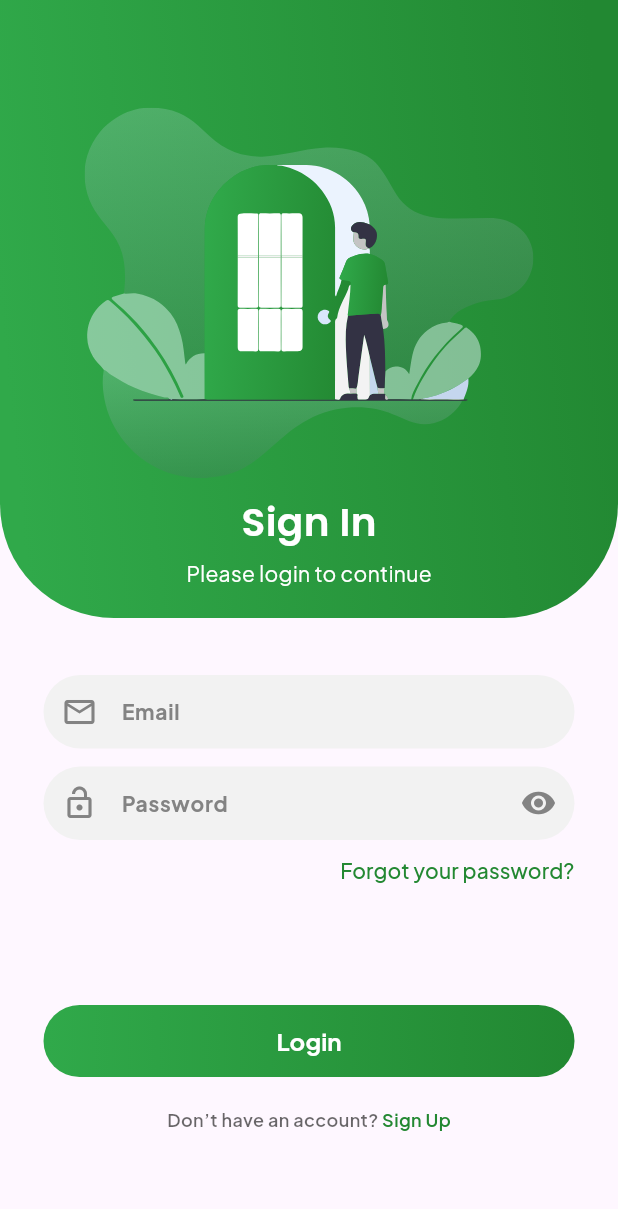
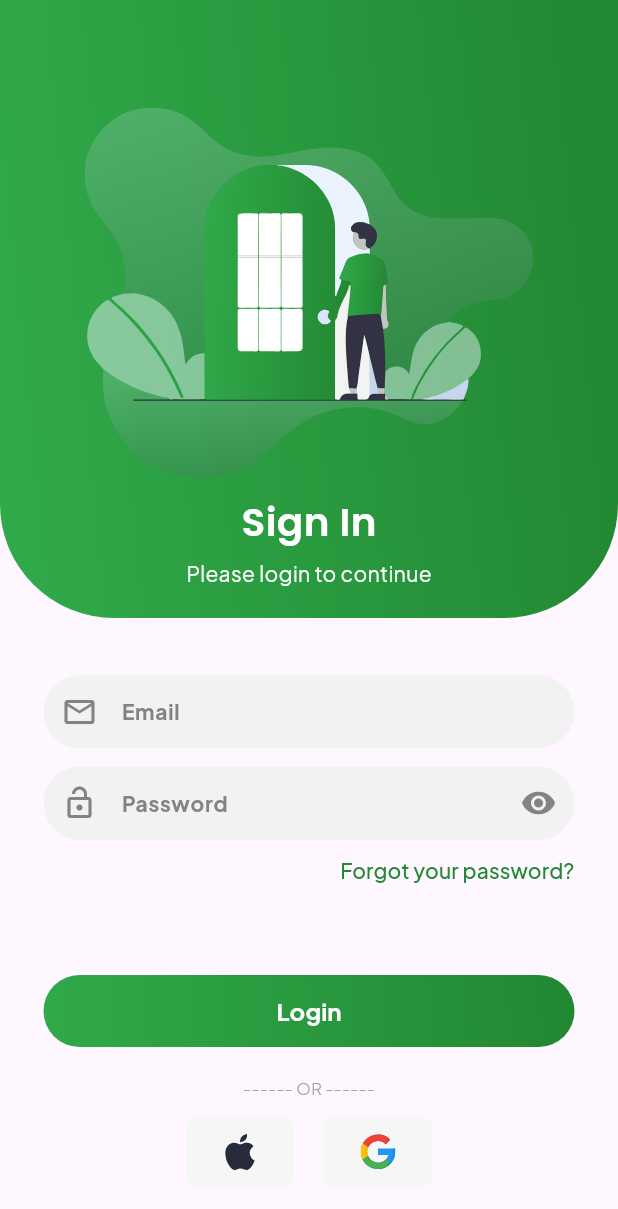
Before and after one commit to Techdotpvtltd/listiaapp, a Flutter app: the LoginScreen screen opened directly, on a phone screen of 412 x 824 dp. Shown: the top 1209 px of the screen. Run offline on Flutter 3.47's test engine with Material 3 defaults, Android fonts, the phone set to English and light mode, and no system bars; our stand-ins replace cached_network_image, cloud_firestore, firebase_auth, firebase_core, firebase_storage, flutter_bloc and 6 more; accounts and stored records are empty.

Commit message:
Google and Apple login added

```diff
--- /dev/null
+++ b/lib/screens/components/social_icon_button.dart
@@ -0,0 +1,34 @@
+import 'package:flutter/material.dart';
+import 'package:flutter_svg/flutter_svg.dart';
+
+class SocialIconButton extends StatelessWidget {
+  const SocialIconButton({
+    super.key,
+    required this.onPressed,
+    required this.icon,
+  });
+  final VoidCallback onPressed;
+  final String icon;
+
+  @override
+  Widget build(BuildContext context) {
+    return IconButton(
+      padding: EdgeInsets.zero,
+      constraints: const BoxConstraints.expand(width: 72, height: 48),
+      onPressed: onPressed,
+      style: const ButtonStyle(
+        backgroundColor: MaterialStatePropertyAll(Color(0xFFF6F6F6)),
+        shape: MaterialStatePropertyAll(
+          RoundedRectangleBorder(
+            borderRadius: BorderRadius.all(Radius.circular(8)),
+          ),
+        ),
+      ),
+      icon: SvgPicture.asset(
+        icon,
+        width: 24,
+        height: 24,
+      ),
+    );
+  }
+}
--- a/lib/screens/main/payment_method_screen.dart
+++ b/lib/screens/main/payment_method_screen.dart
@@ -68,7 +68,7 @@ class PaymentMethodScreen extends StatelessWidget {
                 children: [
                   Row(
                     children: [
-                      SvgPicture.asset(AppAssets.appleIcon),
+                      SvgPicture.asset(AppAssets.appleSmallIcon),
                       gapW20,
                       Text(
                         "Apple",
--- a/lib/screens/onboarding/login_screen.dart
+++ b/lib/screens/onboarding/login_screen.dart
@@ -12,6 +12,7 @@ import 'package:google_fonts/google_fonts.dart';
 import 'package:listi_shop/blocs/auth/auth_state.dart';
 import 'package:listi_shop/screens/components/custom_button.dart';
 import 'package:listi_shop/screens/components/custom_title_textfiled.dart';
+import 'package:listi_shop/screens/components/social_icon_button.dart';
 import 'package:listi_shop/screens/main/home_drawer.dart';
 import 'package:listi_shop/screens/onboarding/components/auth_scaffold.dart';
 import 'package:listi_shop/screens/onboarding/forgot_screen.dart';
@@ -49,6 +50,14 @@ class _LoginScreenState extends State<LoginScreen> {
 
   void triggeEmailVerificationMail(AuthBloc bloc) {
     bloc.add(AuthEventSentEmailVerificationLink());
+  }
+
+  void triggerAppleLogin(AuthBloc bloc) {
+    bloc.add(AuthEventAppleLogin());
+  }
+
+  void triggerGoogleLogin(AuthBloc bloc) {
+    bloc.add(AuthEventGoogleLogin());
   }
 
   @override
@@ -136,7 +145,7 @@ class _LoginScreenState extends State<LoginScreen> {
           child: SingleChildScrollView(
             child: Padding(
               padding: const EdgeInsets.only(
-                  top: 38, left: 29, right: 29, bottom: 10),
+                  top: 38, left: 29, right: 29, bottom: 30),
               child: Column(
                 children: [
                   /// Email TextFiled
@@ -187,7 +196,6 @@ class _LoginScreenState extends State<LoginScreen> {
                     ),
                   ),
                   gapH50,
-                  gapH20,
 
                   /// Login Button
                   CustomButton(
@@ -197,6 +205,34 @@ class _LoginScreenState extends State<LoginScreen> {
                         triggerLoginEvent(context.read<AuthBloc>());
                       }),
                   gapH20,
+                  Text(
+                    "------ OR ------",
+                    style: GoogleFonts.plusJakartaSans(
+                      color: AppTheme.subTitleColor1,
+                      fontSize: 11,
+                      fontWeight: FontWeight.w300,
+                    ),
+                  ),
+                  gapH10,
+
+                  /// Social Login Buttons
+                  Row(
+                    mainAxisAlignment: MainAxisAlignment.center,
+                    children: [
+                      SocialIconButton(
+                          onPressed: () {
+                            triggerAppleLogin(context.read<AuthBloc>());
+                          },
+                          icon: AppAssets.appleIcon),
+                      gapW20,
+                      SocialIconButton(
+                          onPressed: () {
+                            triggerGoogleLogin(context.read<AuthBloc>());
+                          },
+                          icon: AppAssets.googleIcon),
+                    ],
+                  ),
+                  gapH30,
 
                   /// Don't have Account Button
                   Text.rich(
--- a/lib/utils/constants/app_assets.dart
+++ b/lib/utils/constants/app_assets.dart
@@ -22,7 +22,9 @@ class AppAssets {
   static const String bucketIcon = "${AppAssets._iconPath}/bucket_ic.svg";
   static const String fireIcon = "${AppAssets._iconPath}/fire-ic.svg";
   static const String roundIcon = "${AppAssets._iconPath}/round-ic.svg";
-  static const String appleIcon = "${AppAssets._iconPath}/apple_ic.svg";
+  static const String appleSmallIcon = "${AppAssets._iconPath}/apple_ic.svg";
+  static const String appleIcon = "${AppAssets._iconPath}/apple-ic.svg";
+  static const String googleIcon = "${AppAssets._iconPath}/google-ic.svg";
   static const String phoneMessageIcon =
       "${AppAssets._iconPath}/phone_message_icon.svg";
   static const String electricIcon = "${AppAssets._iconPath}/electric-ic.svg";
--- a/pubspec.yaml
+++ b/pubspec.yaml
@@ -47,6 +47,8 @@ dependencies:
   firebase_storage: ^11.7.0
   firebase_core: ^2.28.0
   permission_handler: ^11.3.1
+  sign_in_with_apple: ^6.1.0
+  google_sign_in: ^6.2.1
 
 dev_dependencies:
   flutter_test:
```
Also changed, not shown: lib/blocs/auth/auth_bloc.dart (+21 -21 lines), lib/repos/auth_repo.dart (+71 -69 lines), lib/screens/onboarding/forgot_screen.dart (+72 -4 lines), assets/icons/apple-ic.svg (added), assets/icons/google-ic.svg (added), pubspec.lock, 5 other files.
